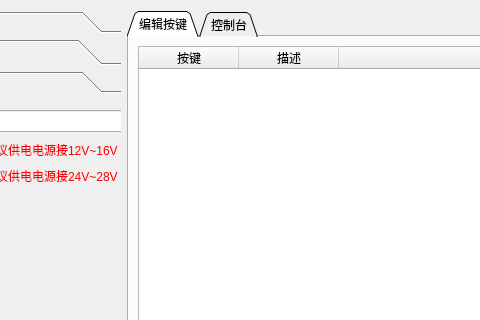
First picture: the form in SubWidget/reshardware.ui, repository RoadRover-AutoTest/QtDemo, before the edit; both pictures show x 122 to 602 and y 0 to 320 of the 956 by 694 pixel window.
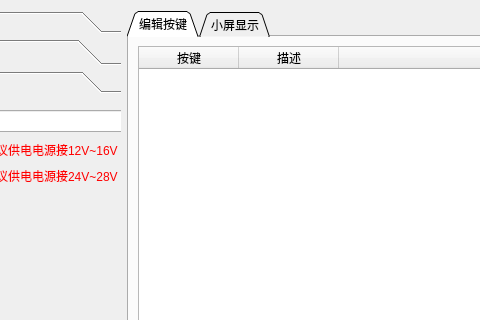
Second picture: the form after the edit. The open tabs and pages were chosen to show the change. Icons and pictures are not drawn.

```diff
--- a/SubWidget/reshardware.ui
+++ b/SubWidget/reshardware.ui
@@ -612,7 +612,7 @@
          </widget>
          <widget class="QWidget" name="tabConsole">
           <attribute name="title">
-           <string>控制台</string>
+           <string>小屏显示</string>
           </attribute>
           <layout class="QGridLayout" name="gridLayout_7">
            <item row="0" column="3">
```
Left out of the diff: 24 changed lines with no effect on the pictures.
